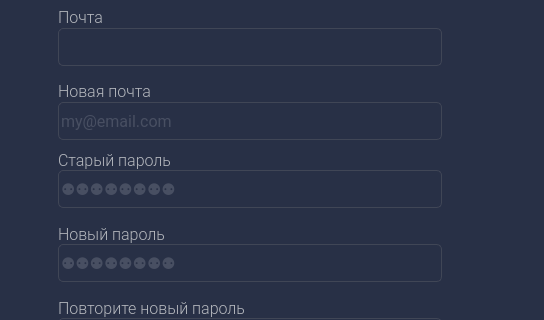
This is design/settings_d.ui in yurii-bel/project_2021 as Qt 5 draws it before an edit; both pictures show x 0 to 544 and y 82 to 402 of the 1280 by 768 pixel window. The edited form follows.
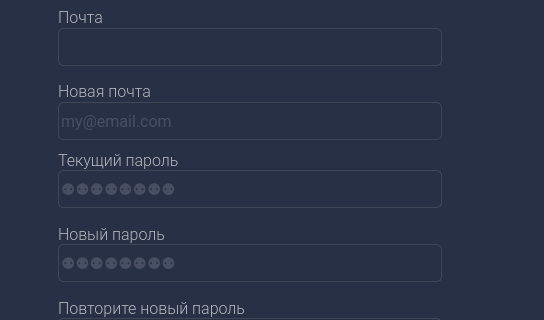
This is the edited form. Icons and pictures are not drawn.

Patch:
```diff
--- a/design/settings_d.ui
+++ b/design/settings_d.ui
@@ -137,7 +137,7 @@
     <string notr="true">color: rgb(180, 183, 189);</string>
    </property>
    <property name="text">
-    <string>Старый пароль</string>
+    <string>Текущий пароль</string>
    </property>
   </widget>
   <widget class="QLabel" name="settings_text_newpass">
```
